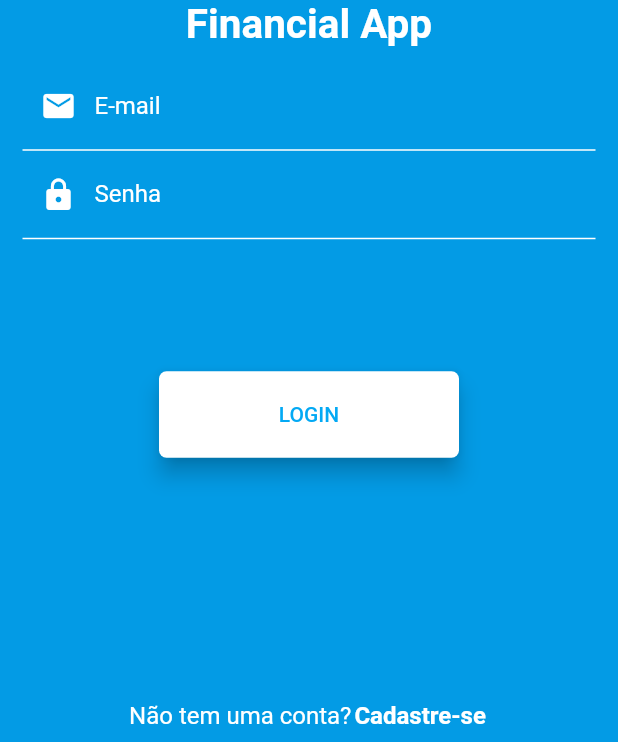
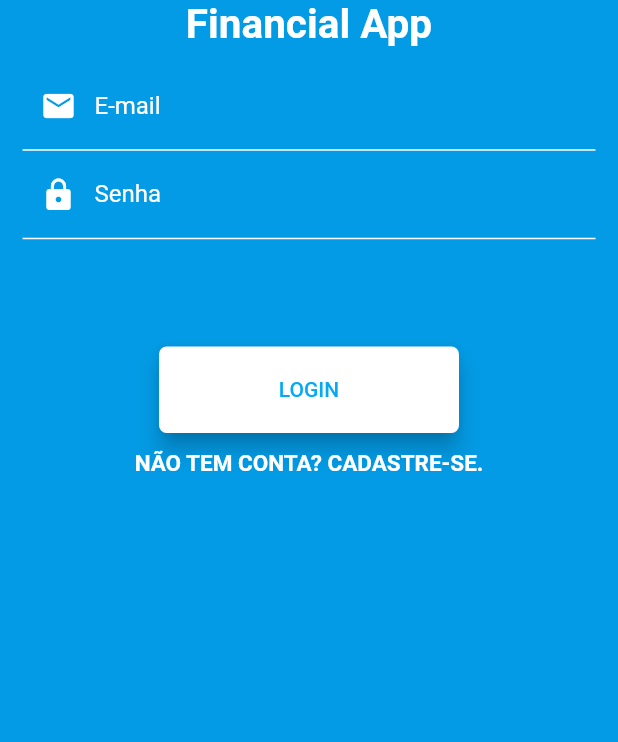
Before and after one commit to felipegabriel1942/personal-expenses-app-flutter, a Flutter app: the screen it shows after launch, on a phone screen of 412 x 824 dp, the part 494-1236 px from its top. Run offline on Flutter 3.47's test engine with Material 2 defaults, Android fonts, the phone set to English and light mode, and no system bars; our stand-ins replace flutter_mobx, mobx; generated files the repository leaves out were written again.

```diff
--- a/lib/main.dart
+++ b/lib/main.dart
@@ -1,6 +1,5 @@
 import 'package:flutter/material.dart';
 import 'package:personal_expenses_app/utils/app_routes.dart';
-import 'package:personal_expenses_app/views/cadastro/cadastro_screen.dart';
 import 'package:personal_expenses_app/views/login/login_screen.dart';
 
 void main() {
@@ -17,8 +16,7 @@ class MyApp extends StatelessWidget {
         visualDensity: VisualDensity.adaptivePlatformDensity,
       ),
       routes: {
-        AppRoutes.LOGIN:(ctx) => LoginScreen(),
-        AppRoutes.CADASTRO: (ctx) => CadastroScreen()
+        AppRoutes.LOGIN:(ctx) => LoginScreen()
       },
     );
   }
--- a/lib/utils/app_routes.dart
+++ b/lib/utils/app_routes.dart
@@ -1,4 +1,3 @@
 class AppRoutes {
   static const LOGIN = '/';
-  static const CADASTRO = '/cadastro';
 }
--- a/lib/views/login/login_screen.dart
+++ b/lib/views/login/login_screen.dart
@@ -1,4 +1,5 @@
 import 'package:flutter/material.dart';
+import 'package:flutter_mobx/flutter_mobx.dart';
 import 'package:personal_expenses_app/stores/login/login_store.dart';
 import 'package:personal_expenses_app/utils/app_routes.dart';
 import 'package:personal_expenses_app/views/login/components/login_text_form_field.dart';
@@ -9,7 +10,6 @@ class LoginScreen extends StatefulWidget {
 }
 
 class _LoginScreenState extends State<LoginScreen> {
-
   final LoginStore loginStore = LoginStore();
 
   @override
@@ -51,8 +51,12 @@ class _LoginScreenState extends State<LoginScreen> {
                   ),
                 ),
               ),
-              Container(
-                height: _availableHeight * (_isLanscape ? 0.38 : 0.25),
+              Observer(builder: (_) {
+                return Container(
+                  height: _availableHeight *
+                      (_isLanscape
+                          ? loginStore.isLoginMode ? 0.38 : 0.50
+                          : loginStore.isLoginMode ? 0.23 : 0.35),
                   child: Column(
                     children: [
                       LoginTextFormField(
@@ -63,67 +67,62 @@ class _LoginScreenState extends State<LoginScreen> {
                       LoginTextFormField(
                         label: 'Senha',
                         icon: Icons.lock,
-                      onChanged: loginStore.setSenha,
+                        onChanged: loginStore.setPassword,
+                      ),
+                      if (!loginStore.isLoginMode)
+                        LoginTextFormField(
+                          label: 'Confirmar senha',
+                          icon: Icons.lock,
+                          onChanged: loginStore.setPassword,
                         ),
                     ],
                   ),
-              ),
-              Container(
+                );
+              }),
+              Observer(builder: (_) {
+                return Container(
                   width: 200,
                   height: _availableHeight * (_isLanscape ? 0.13 : 0.07),
                   child: RaisedButton(
                     elevation: 6,
                     onPressed: () {
                       print(loginStore.email);
-                    print(loginStore.senha);
+                      print(loginStore.password);
                     },
                     color: Colors.white,
                     shape: RoundedRectangleBorder(
                       borderRadius: BorderRadius.circular(5),
                     ),
                     child: Text(
-                    'LOGIN',
+                      loginStore.isLoginMode ? 'LOGIN' : 'CADASTRAR',
                       style: TextStyle(
                         color: Colors.lightBlue,
                       ),
                     ),
                   ),
-              ),
-              Container(
-                height: _availableHeight * (_isLanscape ? 0.1 : 0.23),
-                alignment: Alignment.bottomCenter,
-                child: Padding(
-                  padding: const EdgeInsets.symmetric(vertical: 8),
-                  child: Wrap(
-                    alignment: WrapAlignment.center,
-                    children: [
-                      const Text(
-                        'Não tem uma conta?',
-                        style: TextStyle(
-                          fontSize: 16,
-                          color: Colors.white,
-                        ),
-                      ),
-                      Padding(
-                        padding: const EdgeInsets.symmetric(horizontal: 2),
+                );
+              }),
+              Observer(builder: (_) {
+                return Container(
+                  padding: const EdgeInsets.all(11),
+                  height: _availableHeight * (_isLanscape ? 0.10 : 0.23),
                   child: GestureDetector(
                     onTap: () {
-                            Navigator.of(context).pushNamed(AppRoutes.CADASTRO);
+                      loginStore.setLoginMode();
                     },
                     child: Text(
-                            'Cadastre-se',
+                      loginStore.isLoginMode
+                          ? 'NÃO TEM CONTA? CADASTRE-SE.'
+                          : 'JÁ TEM CONTA? FAÇA LOGIN.',
                       style: TextStyle(
+                        fontSize: 15,
+                        color: Colors.white,
                         fontWeight: FontWeight.bold,
-                              color: Colors.white,
-                              fontSize: 16,
-                            ),
                       ),
                     ),
                   )
-                    ],
-                  ),
-                ),
-              ),
+                );
+              }),
             ],
           ),
         ),
```
Also changed, not shown: lib/stores/login/login_store.dart (+15 -2 lines), lib/views/cadastro/cadastro_screen.dart (deleted, +0 -18 lines), lib/stores/cadastro/cadastro_store.dart (deleted), lib/stores/login/login_store.g.dart. Lines whose indentation alone changed are shown as unchanged.
